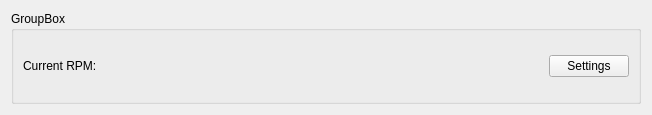
Above: fantune-gui/src/fanpreview.ui from semoro/FanTune before the change. Below: the same form after it.
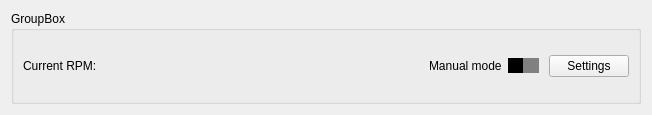
That is the form after the change.

Commit message: unfied style for both curves

```diff
--- a/fantune-gui/src/fanpreview.ui
+++ b/fantune-gui/src/fanpreview.ui
@@ -45,6 +45,69 @@
         </property>
        </widget>
       </item>
+      <item row="0" column="1">
+       <widget class="QLabel" name="currRPM">
+        <property name="text">
+         <string/>
+        </property>
+       </widget>
+      </item>
+      <item row="0" column="4">
+       <widget class="QSlider" name="horizontalSlider">
+        <property name="sizePolicy">
+         <sizepolicy hsizetype="Fixed" vsizetype="Fixed">
+          <horstretch>0</horstretch>
+          <verstretch>0</verstretch>
+         </sizepolicy>
+        </property>
+        <property name="maximumSize">
+         <size>
+          <width>35</width>
+          <height>16777215</height>
+         </size>
+        </property>
+        <property name="baseSize">
+         <size>
+          <width>50</width>
+          <height>0</height>
+         </size>
+        </property>
+        <property name="styleSheet">
+         <string notr="true">QSlider::groove:horizontal {
+    background: red;
+    position: absolute; /* absolutely position 4px from the left and right of the widget. setting margins on the widget should work too... */
+    left: 4px; right: 4px;
+}
+
+QSlider::handle:horizontal {
+	width: 15px;
+    background: black;
+    margin: 0 -4px; /* expand outside the groove */
+}
+
+QSlider::add-page:horizontal {
+    background: gray;
+}
+
+QSlider::sub-page:horizontal {
+    background: green;
+}</string>
+        </property>
+        <property name="maximum">
+         <number>1</number>
+        </property>
+        <property name="orientation">
+         <enum>Qt::Horizontal</enum>
+        </property>
+       </widget>
+      </item>
+      <item row="0" column="5">
+       <widget class="QPushButton" name="pushButton">
+        <property name="text">
+         <string>Settings</string>
+        </property>
+       </widget>
+      </item>
       <item row="0" column="2">
        <spacer name="horizontalSpacer">
         <property name="orientation">
@@ -66,9 +129,9 @@
        </widget>
       </item>
       <item row="0" column="3">
-       <widget class="QPushButton" name="pushButton">
+       <widget class="QLabel" name="label">
         <property name="text">
-         <string>Settings</string>
+         <string>Manual mode</string>
         </property>
        </widget>
       </item>
```
Left out of the diff: 7 changed lines with no effect on the pictures. The commit also changes 2 other files.
